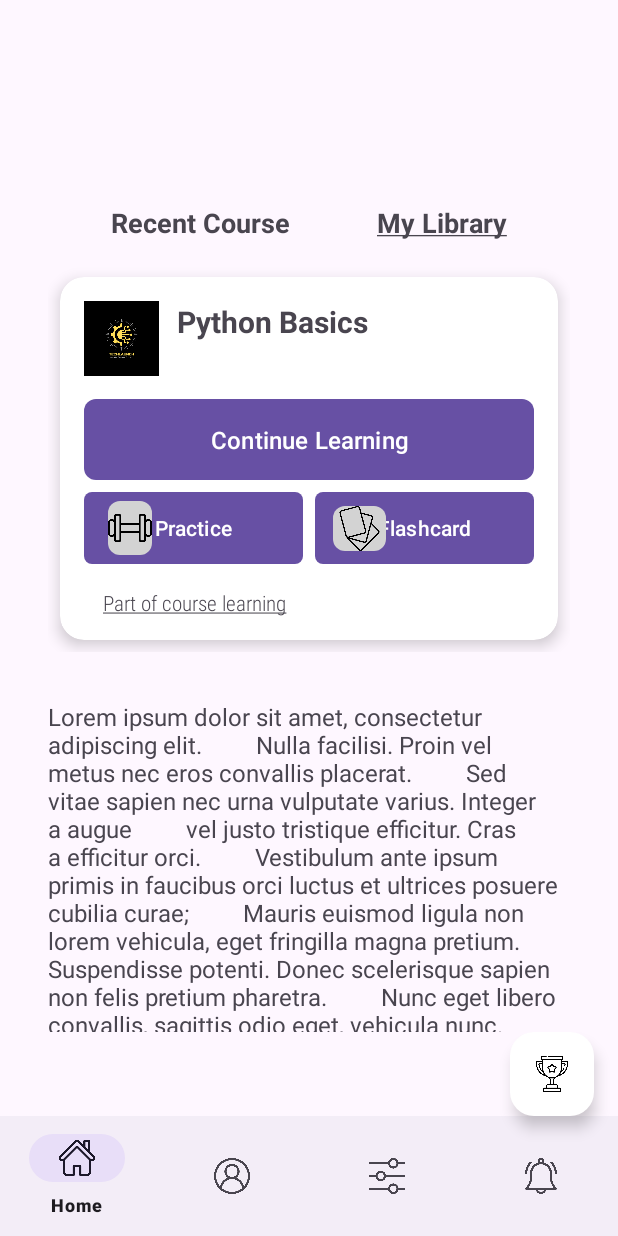
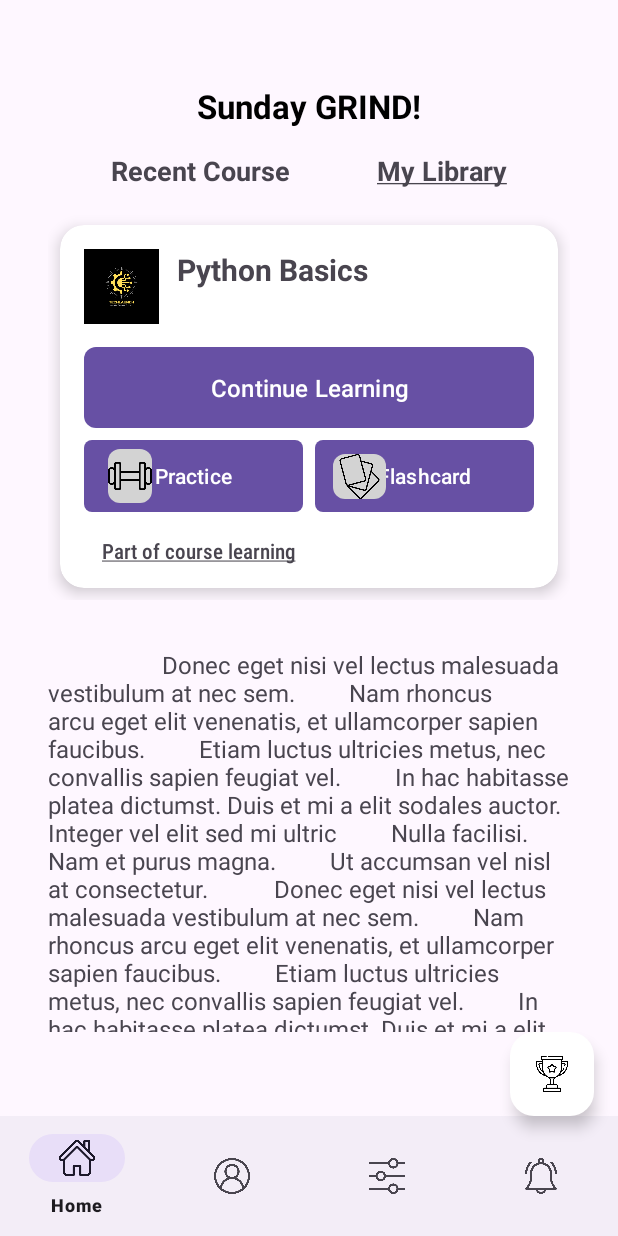
Before and after one commit to 5H13LD2/lala, an Android app: the MainActivity4 screen opened directly, with no data from a screen before it, on a phone screen of 412 x 824 dp. Run offline under Robolectric (Android 15) with nearby library versions, the phone set to English and light mode, and no system bars.

Commit message:
Updated UI layout: Current day text

```diff
--- a/app/src/main/java/com/labactivity/lala/MainActivity4.kt
+++ b/app/src/main/java/com/labactivity/lala/MainActivity4.kt
@@ -12,6 +12,8 @@ import androidx.recyclerview.widget.LinearLayoutManager
 import androidx.recyclerview.widget.RecyclerView
 import com.google.android.material.bottomnavigation.BottomNavigationView
 import com.google.android.material.floatingactionbutton.FloatingActionButton
+import java.text.SimpleDateFormat
+import java.util.*
 
 class MainActivity4 : AppCompatActivity() {
     override fun onCreate(savedInstanceState: Bundle?) {
@@ -87,5 +89,12 @@ class MainActivity4 : AppCompatActivity() {
                 return true
             }
         })
+
+        // 🔹 Hanapin ang TextView para sa kasalukuyang araw
+        val textCurrentDay = findViewById<TextView>(R.id.textCurrentDay)
+
+        // 🔹 Kunin ang araw ngayon at i-set sa TextView
+        val currentDay = SimpleDateFormat("EEEE", Locale.getDefault()).format(Date())
+        textCurrentDay.text = "$currentDay GRIND!"
     }
 }
--- a/app/src/main/res/layout/activity_main4.xml
+++ b/app/src/main/res/layout/activity_main4.xml
@@ -7,21 +7,33 @@
     android:layout_height="match_parent"
     tools:context=".MainActivity4">
 
-    <!-- Scrollable Content -->
     <androidx.core.widget.NestedScrollView
+        android:id="@+id/nestedScrollView"
         android:layout_width="match_parent"
         android:layout_height="0dp"
         android:layout_marginBottom="56dp"
+        android:fillViewport="true"
+        app:layout_constraintBottom_toTopOf="@id/bottomNavigationView"
         app:layout_constraintTop_toTopOf="parent"
-        app:layout_constraintBottom_toTopOf="@id/bottomNavigationView"
-        android:fillViewport="true">
+        app:layout_constraintVertical_bias="1.0">
 
         <LinearLayout
             android:layout_width="match_parent"
             android:layout_height="wrap_content"
             android:orientation="vertical"
             android:padding="16dp"
-            android:layout_marginTop="120dp">
+            android:gravity="center_horizontal">
+
+            <!-- TextView for Current Day (Centered & Lowered) -->
+            <TextView
+                android:id="@+id/textCurrentDay"
+                android:layout_width="wrap_content"
+                android:layout_height="wrap_content"
+                android:textColor="@android:color/black"
+                android:textSize="22sp"
+                android:textStyle="bold"
+                android:layout_marginTop="40dp"
+                android:layout_marginBottom="16dp" />
 
             <!-- Row for "Recent Course" and "My Library" -->
             <androidx.constraintlayout.widget.ConstraintLayout
@@ -36,8 +48,8 @@
                     android:textSize="18sp"
                     android:textStyle="bold"
                     app:layout_constraintStart_toStartOf="parent"
-                    app:layout_constraintEnd_toStartOf="@+id/textMyLibrary"
-                    app:layout_constraintHorizontal_bias="0.4"/> <!-- 🔹 Hatak pa-kaliwa -->
+                    app:layout_constraintEnd_toStartOf="@id/textMyLibrary"
+                    app:layout_constraintHorizontal_bias="0.4" />
 
                 <TextView
                     android:id="@+id/textMyLibrary"
@@ -46,9 +58,9 @@
                     android:text="My Library"
                     android:textSize="18sp"
                     android:textStyle="bold"
-                    app:layout_constraintStart_toEndOf="@+id/textRecentCourse"
+                    app:layout_constraintStart_toEndOf="@id/textRecentCourse"
                     app:layout_constraintEnd_toEndOf="parent"
-                    app:layout_constraintHorizontal_bias="0.6"/> <!-- 🔹 Hatak pa-kanan -->
+                    app:layout_constraintHorizontal_bias="0.6" />
 
             </androidx.constraintlayout.widget.ConstraintLayout>
 
@@ -58,73 +70,66 @@
                 android:layout_width="match_parent"
                 android:layout_height="wrap_content"
                 android:nestedScrollingEnabled="false"
-                android:padding="16dp"
-                android:contentDescription="List of courses" />
+                android:padding="16dp" />
 
-            <!-- Dummy Text for ScrollView Testing -->
             <TextView
                 android:layout_width="match_parent"
                 android:layout_height="wrap_content"
                 android:padding="16dp"
-                android:text="Lorem ipsum dolor sit amet, consectetur adipiscing elit.
-        Nulla facilisi. Proin vel metus nec eros convallis placerat.
-        Sed vitae sapien nec urna vulputate varius. Integer a augue
-        vel justo tristique efficitur. Cras a efficitur orci.
-        Vestibulum ante ipsum primis in faucibus orci luctus et ultrices posuere cubilia curae;
-        Mauris euismod ligula non lorem vehicula, eget fringilla magna pretium.
+                android:text="
+                  Donec eget nisi vel lectus malesuada vestibulum at nec sem.
+        Nam rhoncus arcu eget elit venenatis, et ullamcorper sapien faucibus.
+        Etiam luctus ultricies metus, nec convallis sapien feugiat vel.
+        In hac habitasse platea dictumst. Duis et mi a elit sodales auctor.
+        Integer vel elit sed mi ultric
+        Nulla facilisi. Nam et purus magna.
+        Ut accumsan vel nisl at consectetur.
+          Donec eget nisi vel lectus malesuada vestibulum at nec sem.
+        Nam rhoncus arcu eget elit venenatis, et ullamcorper sapien faucibus.
+        Etiam luctus ultricies metus, nec convallis sapien feugiat vel.
+        In hac habitasse platea dictumst. Duis et mi a elit sodales auctor.
+        Integer vel elit sed mi ultric
+        Nulla facilisi. Nam et purus magna.
+        Ut accumsan vel nisl at consectetur.
+          Donec eget nisi vel lectus malesuada vestibulum at nec sem.
+        Nam rhoncus arcu eget elit venenatis, et ullamcorper sapien faucibus.
+        Etiam luctus ultricies metus, nec convallis sapien feugiat vel.
+        In hac habitasse platea dictumst. Duis et mi a elit sodales auctor.
+        Integer vel elit sed mi ultric
+        Nulla facilisi. Nam et purus magna.
+        Ut accumsan vel nisl at consectetur.
+          Donec eget nisi vel lectus malesuada vestibulum at nec sem.
+        Nam rhoncus arcu eget elit venenatis, et ullamcorper sapien faucibus.
+        Etiam luctus ultricies metus, nec convallis sapien feugiat vel.
+        In hac habitasse platea dictumst. Duis et mi a elit sodales auctor.
+        Integer vel elit sed mi ultric
+        Nulla facilisi. Nam et purus magna.
+        Ut accumsan vel nisl at consectetur.  Donec eget nisi vel lectus malesuada vestibulum at nec sem.
+        Nam rhoncus arcu eget elit venenatis, et ullamcorper sapien faucibus.
+        Etiam luctus ultricies metus, nec convallis sapien feugiat vel.
+        In hac habitasse platea dictumst. Duis et mi a elit sodales auctor.
+        Integer vel elit sed mi ultric
+        Nulla facilisi. Nam et purus magna.
+        Ut accumsan vel nisl at consectetur.
 
-        Suspendisse potenti. Donec scelerisque sapien non felis pretium pharetra.
-        Nunc eget libero convallis, sagittis odio eget, vehicula nunc. Duis tincidunt
-        justo nec magna placerat, at faucibus metus venenatis.
 
-        Fusce fringilla dapibus felis, vel gravida risus malesuada vel.
-        Donec sed est non mi efficitur feugiat at et lorem. Vivamus tincidunt
-        odio et ligula dapibus, non tincidunt mauris efficitur.
-        Phasellus sodales, lacus et aliquam gravida, elit justo consectetur odio,
-        sed vehicula lorem felis in odio.
-
-        Morbi ut ultricies est. Pellentesque euismod ipsum ac justo suscipit,
-        eget condimentum purus faucibus. Cras quis pharetra dolor.
-        Curabitur laoreet urna sed enim tincidunt, ut faucibus massa volutpat.
-        Integer condimentum est vel nisl bibendum, non fermentum mi scelerisque.
-
-        Vestibulum euismod, lorem nec dictum vehicula, eros nisi facilisis magna,
-        vel tincidunt lectus risus in nisi.
-        Praesent sit amet mi eget magna elementum vestibulum nec ac lacus.
-        Nulla vehicula leo at elit pharetra, nec egestas orci vehicula.
 
         Donec eget nisi vel lectus malesuada vestibulum at nec sem.
         Nam rhoncus arcu eget elit venenatis, et ullamcorper sapien faucibus.
         Etiam luctus ultricies metus, nec convallis sapien feugiat vel.
         In hac habitasse platea dictumst. Duis et mi a elit sodales auctor.
-        Integer vel elit sed mi ultrices tristique nec a enim.
-
-        Aenean auctor, magna eget pretium tincidunt, nisl nulla
-        pharetra augue, sit amet dictum risus odio in purus.
-        Nullam ultricies luctus tellus eget tincidunt.
-        Sed et dolor in urna aliquet imperdiet.
-        Proin quis eros non nulla volutpat interdum non in odio.
-        Donec tincidunt, purus id suscipit cursus, mi metus fringilla turpis,
-        vel tempor dui neque et ligula.
-
-        Duis varius erat eget risus iaculis tincidunt.
-        Mauris eget nunc nec nisl efficitur scelerisque.
-        Fusce ac mauris sed odio dictum tincidunt.
-        Pellentesque habitant morbi tristique senectus et netus et malesuada
-        fames ac turpis egestas.
-
+        Integer vel elit sed mi ultric
         Nulla facilisi. Nam et purus magna.
         Ut accumsan vel nisl at consectetur.
         Suspendisse id erat quis mi malesuada hendrerit eget ut nisi.
         Quisque convallis orci eu felis pretium, vel pharetra purus mollis."
                 android:textSize="16sp" />
 
-
         </LinearLayout>
 
     </androidx.core.widget.NestedScrollView>
 
-    <!-- Floating Trophy (Draggable) -->
+    <!-- Floating Action Button -->
     <com.google.android.material.floatingactionbutton.FloatingActionButton
         android:id="@+id/fabLeaderboard"
         android:layout_width="wrap_content"
--- a/app/src/main/res/layout/item_course.xml
+++ b/app/src/main/res/layout/item_course.xml
@@ -127,6 +127,7 @@
             android:fontFamily="sans-serif-condensed-light"
             android:text="@string/text14"
             android:textAllCaps="false"
+            android:textStyle="bold"
             app:layout_constraintEnd_toEndOf="parent"
             app:layout_constraintHorizontal_bias="0.072"
             app:layout_constraintStart_toStartOf="parent"
```
